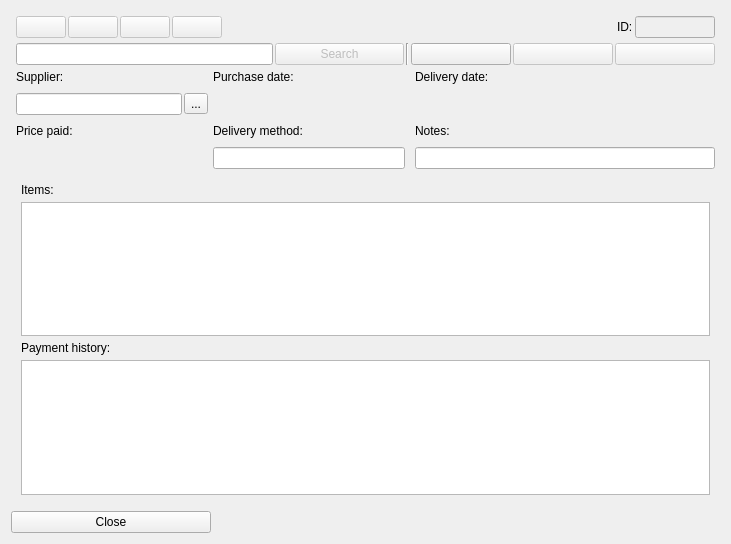
This is VivenciaManager3/companypurchasesui.ui in vivencia/VivenciaManager3 as Qt 5 draws it before an edit. The edited form follows.
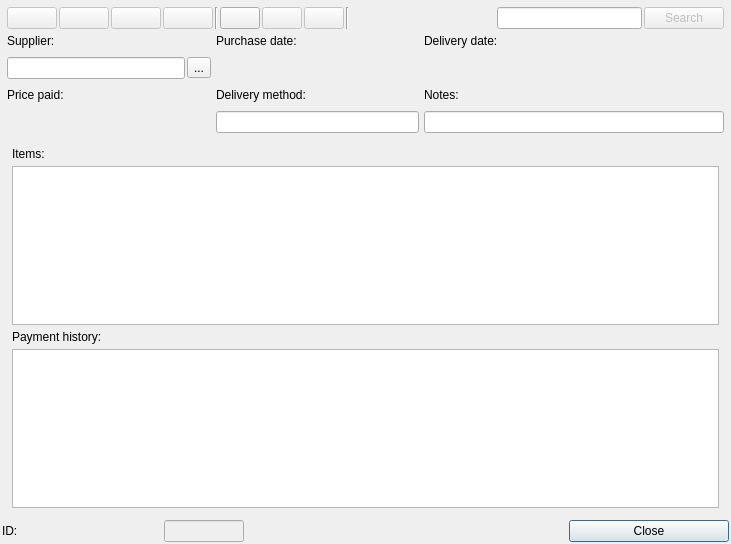
This is the edited form. Icons and pictures are not drawn. Custom widgets are drawn as their Qt base class.

Patch:
```diff
--- a/VivenciaManager3/companypurchasesui.ui
+++ b/VivenciaManager3/companypurchasesui.ui
@@ -14,7 +14,42 @@
    <string>Dialog</string>
   </property>
   <layout class="QGridLayout" name="gridLayout_2">
-   <item row="0" column="0">
+   <property name="leftMargin">
+    <number>2</number>
+   </property>
+   <property name="topMargin">
+    <number>2</number>
+   </property>
+   <property name="rightMargin">
+    <number>2</number>
+   </property>
+   <property name="bottomMargin">
+    <number>2</number>
+   </property>
+   <property name="spacing">
+    <number>2</number>
+   </property>
+   <item row="1" column="1">
+    <widget class="QLabel" name="lblCPID">
+     <property name="text">
+      <string>ID:</string>
+     </property>
+    </widget>
+   </item>
+   <item row="1" column="5">
+    <widget class="QPushButton" name="btnClose">
+     <property name="maximumSize">
+      <size>
+       <width>200</width>
+       <height>16777215</height>
+      </size>
+     </property>
+     <property name="text">
+      <string>Close</string>
+     </property>
+    </widget>
+   </item>
+   <item row="0" column="1" colspan="5">
     <layout class="QGridLayout" name="gridLayout">
      <property name="leftMargin">
       <number>5</number>
@@ -31,7 +66,80 @@
      <property name="spacing">
       <number>5</number>
      </property>
-     <item row="0" column="1" colspan="4">
+     <item row="6" column="2">
+      <widget class="vmDateEdit" name="dteCPDate" native="true">
+       <property name="minimumSize">
+        <size>
+         <width>30</width>
+         <height>30</height>
+        </size>
+       </property>
+      </widget>
+     </item>
+     <item row="6" column="3">
+      <widget class="vmDateEdit" name="dteCPDeliveryDate" native="true">
+       <property name="minimumSize">
+        <size>
+         <width>0</width>
+         <height>30</height>
+        </size>
+       </property>
+      </widget>
+     </item>
+     <item row="8" column="3">
+      <widget class="QLabel" name="lblCPNotes">
+       <property name="text">
+        <string>Notes:</string>
+       </property>
+      </widget>
+     </item>
+     <item row="5" column="3">
+      <widget class="QLabel" name="lblDeliveryDate">
+       <property name="maximumSize">
+        <size>
+         <width>16777215</width>
+         <height>30</height>
+        </size>
+       </property>
+       <property name="text">
+        <string>Delivery date:</string>
+       </property>
+      </widget>
+     </item>
+     <item row="5" column="2">
+      <widget class="QLabel" name="lblCPDate">
+       <property name="maximumSize">
+        <size>
+         <width>16777215</width>
+         <height>30</height>
+        </size>
+       </property>
+       <property name="text">
+        <string>Purchase date:</string>
+       </property>
+      </widget>
+     </item>
+     <item row="8" column="1">
+      <widget class="QLabel" name="lblCPPayValue">
+       <property name="maximumSize">
+        <size>
+         <width>16777215</width>
+         <height>30</height>
+        </size>
+       </property>
+       <property name="text">
+        <string>Price paid:</string>
+       </property>
+      </widget>
+     </item>
+     <item row="8" column="2">
+      <widget class="QLabel" name="lblCPDeliveryMethod">
+       <property name="text">
+        <string>Delivery method:</string>
+       </property>
+      </widget>
+     </item>
+     <item row="0" column="1" colspan="3">
       <layout class="QHBoxLayout" name="layoutBrowseControls">
        <property name="spacing">
         <number>2</number>
@@ -140,6 +248,83 @@
          </property>
         </widget>
        </item>
+       <item>
+        <widget class="Line" name="line_2">
+         <property name="orientation">
+          <enum>Qt::Vertical</enum>
+         </property>
+        </widget>
+       </item>
+       <item>
+        <widget class="QPushButton" name="btnCPAdd">
+         <property name="maximumSize">
+          <size>
+           <width>100</width>
+           <height>30</height>
+          </size>
+         </property>
+         <property name="text">
+          <string/>
+         </property>
+         <property name="icon">
+          <iconset resource="resources.qrc">
+           <normaloff>:/resources/browse-controls/add.png</normaloff>:/resources/browse-controls/add.png</iconset>
+         </property>
+         <property name="checkable">
+          <bool>true</bool>
+         </property>
+        </widget>
+       </item>
+       <item>
+        <widget class="QPushButton" name="btnCPEdit">
+         <property name="enabled">
+          <bool>false</bool>
+         </property>
+         <property name="maximumSize">
+          <size>
+           <width>100</width>
+           <height>30</height>
+          </size>
+         </property>
+         <property name="text">
+          <string/>
+         </property>
+         <property name="icon">
+          <iconset resource="resources.qrc">
+           <normaloff>:/resources/browse-controls/edit.png</normaloff>:/resources/browse-controls/edit.png</iconset>
+         </property>
+         <property name="checkable">
+          <bool>true</bool>
+         </property>
+        </widget>
+       </item>
+       <item>
+        <widget class="QPushButton" name="btnCPRemove">
+         <property name="enabled">
+          <bool>false</bool>
+         </property>
+         <property name="maximumSize">
+          <size>
+           <width>100</width>
+           <height>30</height>
+          </size>
+         </property>
+         <property name="text">
+          <string/>
+         </property>
+         <property name="icon">
+          <iconset resource="resources.qrc">
+           <normaloff>:/resources/browse-controls/remove.png</normaloff>:/resources/browse-controls/remove.png</iconset>
+         </property>
+        </widget>
+       </item>
+       <item>
+        <widget class="Line" name="line_3">
+         <property name="orientation">
+          <enum>Qt::Vertical</enum>
+         </property>
+        </widget>
+       </item>
        <item>
         <spacer name="horizontalSpacer_3">
          <property name="orientation">
@@ -154,39 +339,6 @@
         </spacer>
        </item>
        <item>
-        <widget class="QLabel" name="lblCPID">
-         <property name="text">
-          <string>ID:</string>
-         </property>
-        </widget>
-       </item>
-       <item>
-        <widget class="vmLineEdit" name="txtCPID">
-         <property name="enabled">
-          <bool>false</bool>
-         </property>
-         <property name="sizePolicy">
-          <sizepolicy hsizetype="Fixed" vsizetype="Fixed">
-           <horstretch>0</horstretch>
-           <verstretch>0</verstretch>
-          </sizepolicy>
-         </property>
-         <property name="maximumSize">
-          <size>
-           <width>80</width>
-           <height>30</height>
-          </size>
-         </property>
-        </widget>
-       </item>
-      </layout>
-     </item>
-     <item row="1" column="1" colspan="4">
-      <layout class="QHBoxLayout" name="layout" stretch="2,1,0,1,1,1">
-       <property name="spacing">
-        <number>2</number>
-       </property>
-       <item>
         <widget class="vmLineEdit" name="txtCPSearch">
          <property name="readOnly">
           <bool>false</bool>
@@ -210,46 +362,30 @@
          </property>
         </widget>
        </item>
+      </layout>
+     </item>
+     <item row="6" column="1">
+      <layout class="QHBoxLayout" name="horizontalLayout_2">
+       <property name="spacing">
+        <number>2</number>
+       </property>
        <item>
-        <widget class="Line" name="line">
-         <property name="orientation">
-          <enum>Qt::Vertical</enum>
-         </property>
-        </widget>
-       </item>
-       <item>
-        <widget class="QPushButton" name="btnCPAdd">
+        <widget class="vmLineEdit" name="txtCPSupplier">
          <property name="maximumSize">
           <size>
-           <width>100</width>
-           <height>30</height>
+           <width>16777215</width>
+           <height>16777215</height>
           </size>
          </property>
-         <property name="text">
-          <string/>
-         </property>
-         <property name="icon">
-          <iconset resource="resources.qrc">
-           <normaloff>:/resources/browse-controls/add.png</normaloff>:/resources/browse-controls/add.png</iconset>
-         </property>
-         <property name="checkable">
+         <property name="readOnly">
           <bool>true</bool>
          </property>
         </widget>
        </item>
        <item>
-        <widget class="QPushButton" name="btnCPEdit">
-         <property name="enabled">
-          <bool>false</bool>
-         </property>
-         <property name="maximumSize">
-          <size>
-           <width>100</width>
-           <height>30</height>
-          </size>
-         </property>
+        <widget class="QToolButton" name="btnCPShowSupplier">
          <property name="text">
-          <string/>
+          <string>...</string>
          </property>
          <property name="icon">
           <iconset resource="resources.qrc">
@@ -260,39 +396,22 @@
          </property>
         </widget>
        </item>
-       <item>
-        <widget class="QPushButton" name="btnCPRemove">
-         <property name="enabled">
-          <bool>false</bool>
-         </property>
-         <property name="maximumSize">
-          <size>
-           <width>100</width>
-           <height>30</height>
-          </size>
-         </property>
-         <property name="text">
-          <string/>
-         </property>
-         <property name="icon">
-          <iconset resource="resources.qrc">
-           <normaloff>:/resources/browse-controls/remove.png</normaloff>:/resources/browse-controls/remove.png</iconset>
-         </property>
-        </widget>
-       </item>
       </layout>
      </item>
-     <item row="10" column="1">
-      <widget class="vmLineEditWithButton" name="txtCPPayValue" native="true">
+     <item row="9" column="3">
+      <widget class="vmLineEdit" name="txtCPNotes">
        <property name="minimumSize">
         <size>
-         <width>50</width>
-         <height>30</height>
+         <width>300</width>
+         <height>0</height>
         </size>
        </property>
+       <property name="readOnly">
+        <bool>true</bool>
+       </property>
       </widget>
      </item>
-     <item row="11" column="1" colspan="4">
+     <item row="10" column="1" colspan="3">
       <layout class="QVBoxLayout" name="layoutCPTable">
        <property name="spacing">
         <number>5</number>
@@ -337,100 +456,14 @@
        </item>
       </layout>
      </item>
-     <item row="7" column="4">
-      <widget class="vmDateEdit" name="dteCPDeliveryDate" native="true">
-       <property name="minimumSize">
-        <size>
-         <width>0</width>
-         <height>30</height>
-        </size>
-       </property>
-      </widget>
-     </item>
-     <item row="10" column="2">
-      <widget class="vmLineEdit" name="txtCPDeliveryMethod">
-       <property name="readOnly">
-        <bool>true</bool>
-       </property>
-      </widget>
-     </item>
-     <item row="9" column="1">
-      <widget class="QLabel" name="lblCPPayValue">
-       <property name="maximumSize">
-        <size>
-         <width>16777215</width>
-         <height>30</height>
-        </size>
-       </property>
-       <property name="text">
-        <string>Price paid:</string>
-       </property>
-      </widget>
-     </item>
      <item row="9" column="2">
-      <widget class="QLabel" name="lblCPDeliveryMethod">
-       <property name="text">
-        <string>Delivery method:</string>
-       </property>
-      </widget>
-     </item>
-     <item row="10" column="4">
-      <widget class="vmLineEdit" name="txtCPNotes">
-       <property name="minimumSize">
-        <size>
-         <width>300</width>
-         <height>0</height>
-        </size>
-       </property>
+      <widget class="vmLineEdit" name="txtCPDeliveryMethod">
        <property name="readOnly">
         <bool>true</bool>
        </property>
       </widget>
      </item>
-     <item row="9" column="4">
-      <widget class="QLabel" name="lblCPNotes">
-       <property name="text">
-        <string>Notes:</string>
-       </property>
-      </widget>
-     </item>
-     <item row="6" column="4">
-      <widget class="QLabel" name="lblDeliveryDate">
-       <property name="maximumSize">
-        <size>
-         <width>16777215</width>
-         <height>30</height>
-        </size>
-       </property>
-       <property name="text">
-        <string>Delivery date:</string>
-       </property>
-      </widget>
-     </item>
-     <item row="7" column="2">
-      <widget class="vmDateEdit" name="dteCPDate" native="true">
-       <property name="minimumSize">
-        <size>
-         <width>30</width>
-         <height>30</height>
-        </size>
-       </property>
-      </widget>
-     </item>
-     <item row="6" column="2">
-      <widget class="QLabel" name="lblCPDate">
-       <property name="maximumSize">
-        <size>
-         <width>16777215</width>
-         <height>30</height>
-        </size>
-       </property>
-       <property name="text">
-        <string>Purchase date:</string>
-       </property>
-      </widget>
-     </item>
-     <item row="6" column="1">
+     <item row="5" column="1">
       <widget class="QLabel" name="lblCPSupplier">
        <property name="minimumSize">
         <size>
@@ -449,53 +482,35 @@
        </property>
       </widget>
      </item>
-     <item row="7" column="1">
-      <layout class="QHBoxLayout" name="horizontalLayout_2">
-       <property name="spacing">
-        <number>2</number>
+     <item row="9" column="1">
+      <widget class="vmLineEditWithButton" name="txtCPPayValue" native="true">
+       <property name="minimumSize">
+        <size>
+         <width>50</width>
+         <height>30</height>
+        </size>
        </property>
-       <item>
-        <widget class="vmLineEdit" name="txtCPSupplier">
-         <property name="maximumSize">
-          <size>
-           <width>16777215</width>
-           <height>16777215</height>
-          </size>
-         </property>
-         <property name="readOnly">
-          <bool>true</bool>
-         </property>
-        </widget>
-       </item>
-       <item>
-        <widget class="QToolButton" name="btnCPShowSupplier">
-         <property name="text">
-          <string>...</string>
-         </property>
-         <property name="icon">
-          <iconset resource="resources.qrc">
-           <normaloff>:/resources/arrow-down.png</normaloff>:/resources/arrow-down.png</iconset>
-         </property>
-         <property name="checkable">
-          <bool>true</bool>
-         </property>
-        </widget>
-       </item>
-      </layout>
+      </widget>
      </item>
     </layout>
    </item>
-   <item row="1" column="0">
-    <widget class="QPushButton" name="btnClose">
+   <item row="1" column="2">
+    <widget class="vmLineEdit" name="txtCPID">
+     <property name="enabled">
+      <bool>false</bool>
+     </property>
+     <property name="sizePolicy">
+      <sizepolicy hsizetype="Fixed" vsizetype="Fixed">
+       <horstretch>0</horstretch>
+       <verstretch>0</verstretch>
+      </sizepolicy>
+     </property>
      <property name="maximumSize">
       <size>
-       <width>200</width>
-       <height>16777215</height>
+       <width>80</width>
+       <height>30</height>
       </size>
      </property>
-     <property name="text">
-      <string>Close</string>
-     </property>
     </widget>
    </item>
   </layout>
```
Left out of the diff: 9 changed lines with no effect on the pictures.
